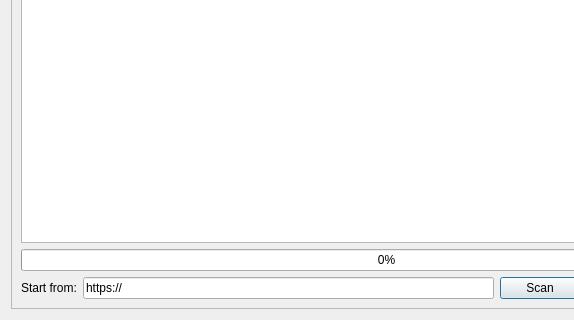
The window that tester/grabber.ui (ighor13/HTTPCodeTester) describes before a commit, drawn with Qt 5; both pictures show x 0 to 574 and y 115 to 435 of the 773 by 435 pixel window.
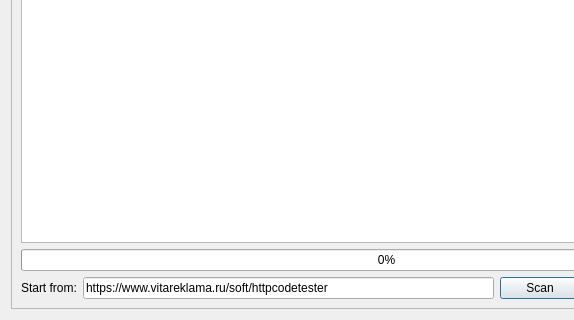
The same window after the commit.

```diff
--- a/tester/grabber.ui
+++ b/tester/grabber.ui
@@ -51,7 +51,7 @@
         <item>
          <widget class="QLineEdit" name="lineEdit">
           <property name="text">
-           <string>https://</string>
+           <string>https://www.vitareklama.ru/soft/httpcodetester</string>
           </property>
          </widget>
         </item>
```
